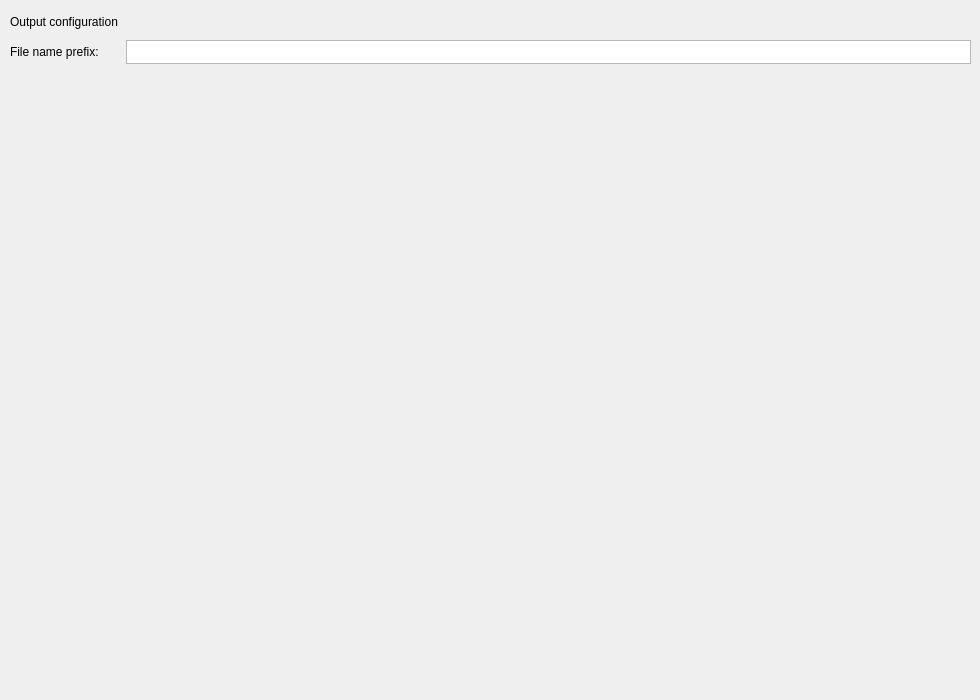
Qt form src/phylojunction/interface/pysidegui/pjguipages/pjgui_pages.ui (fkmendes/PhyloJunction) before a commit.
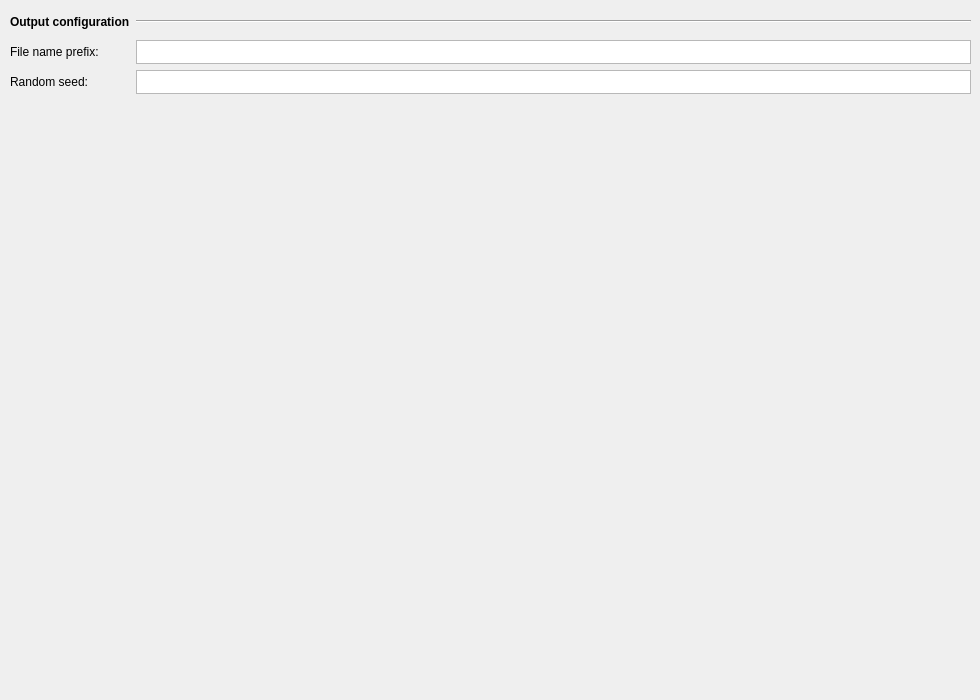
The same form after that commit. The open tabs and pages were chosen to show the change. Icons and pictures are not drawn. Custom widgets are drawn as their Qt base class.

Commit message: Add support for random seed

```diff
--- a/src/phylojunction/interface/pysidegui/pjguipages/pjgui_pages.ui
+++ b/src/phylojunction/interface/pysidegui/pjguipages/pjgui_pages.ui
@@ -39,28 +39,7 @@
      </rect>
     </property>
     <layout class="QGridLayout" name="settings_page_grid_layout">
-     <item row="0" column="0">
-      <widget class="QLabel" name="label">
-       <property name="minimumSize">
-        <size>
-         <width>0</width>
-         <height>24</height>
-        </size>
-       </property>
-       <property name="maximumSize">
-        <size>
-         <width>16777215</width>
-         <height>24</height>
-        </size>
-       </property>
-       <property name="text">
-        <string>Output configuration</string>
-       </property>
-      </widget>
-     </item>
      <item row="1" column="0">
-      <layout class="QHBoxLayout" name="filename_prefix_hor_layout">
-       <item alignment="Qt::AlignTop">
         <widget class="QLabel" name="filename_prefix_label">
          <property name="minimumSize">
           <size>
@@ -79,7 +58,63 @@
          </property>
         </widget>
        </item>
-       <item alignment="Qt::AlignTop">
+     <item row="2" column="0">
+      <widget class="QLabel" name="random_seed_prefix_label">
+       <property name="minimumSize">
+        <size>
+         <width>110</width>
+         <height>24</height>
+        </size>
+       </property>
+       <property name="maximumSize">
+        <size>
+         <width>110</width>
+         <height>24</height>
+        </size>
+       </property>
+       <property name="text">
+        <string>Random seed:</string>
+       </property>
+      </widget>
+     </item>
+     <item row="0" column="0">
+      <widget class="QLabel" name="settings_label">
+       <property name="minimumSize">
+        <size>
+         <width>0</width>
+         <height>24</height>
+        </size>
+       </property>
+       <property name="maximumSize">
+        <size>
+         <width>16777215</width>
+         <height>24</height>
+        </size>
+       </property>
+       <property name="font">
+        <font>
+         <bold>true</bold>
+        </font>
+       </property>
+       <property name="text">
+        <string>Output configuration</string>
+       </property>
+      </widget>
+     </item>
+     <item row="3" column="0">
+      <spacer name="settings_vert_spacer">
+       <property name="orientation">
+        <enum>Qt::Vertical</enum>
+       </property>
+       <property name="sizeHint" stdset="0">
+        <size>
+         <width>20</width>
+         <height>40</height>
+        </size>
+       </property>
+      </spacer>
+     </item>
+     <item row="1" column="1">
         <widget class="QTextEdit" name="filename_prefix_textbox">
          <property name="minimumSize">
           <size>
@@ -101,7 +136,34 @@
          </property>
         </widget>
        </item>
-      </layout>
+     <item row="2" column="1">
+      <widget class="QTextEdit" name="random_seed_prefix_textbox">
+       <property name="minimumSize">
+        <size>
+         <width>0</width>
+         <height>24</height>
+        </size>
+       </property>
+       <property name="maximumSize">
+        <size>
+         <width>16777215</width>
+         <height>24</height>
+        </size>
+       </property>
+       <property name="verticalScrollBarPolicy">
+        <enum>Qt::ScrollBarAlwaysOff</enum>
+       </property>
+       <property name="horizontalScrollBarPolicy">
+        <enum>Qt::ScrollBarAlwaysOff</enum>
+       </property>
+      </widget>
+     </item>
+     <item row="0" column="1">
+      <widget class="Line" name="line">
+       <property name="orientation">
+        <enum>Qt::Horizontal</enum>
+       </property>
+      </widget>
      </item>
     </layout>
    </widget>
```
Left out of the diff: 2 changed lines with no effect on the pictures. Lines whose indentation alone changed are shown as unchanged. The commit also changes 9 other files.
